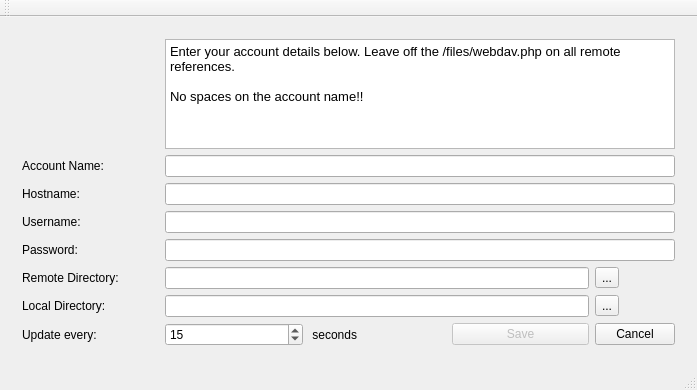
nextcloud/desktop, file SyncWindow.ui: the form before one commit.
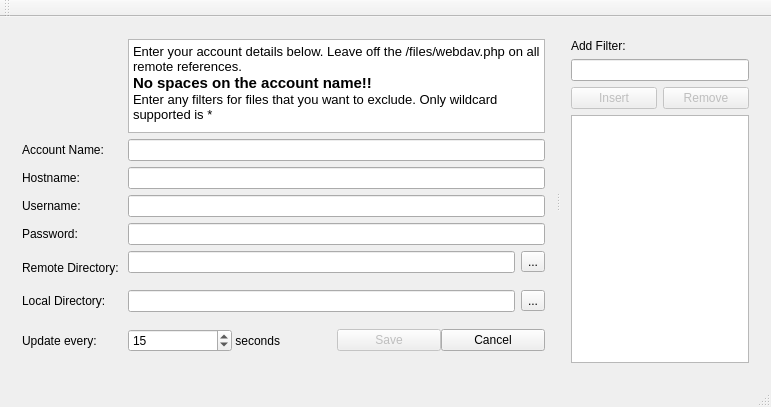
The form after the commit. The open tabs and pages were chosen to show the change. Icons and pictures are not drawn.

Commit message: Implemented file filters. The only wildcard accepted is *.

Diff of the .ui file:
```diff
--- a/SyncWindow.ui
+++ b/SyncWindow.ui
@@ -6,8 +6,8 @@
    <rect>
     <x>0</x>
     <y>0</y>
-    <width>697</width>
-    <height>390</height>
+    <width>771</width>
+    <height>407</height>
    </rect>
   </property>
   <property name="windowTitle">
@@ -17,6 +17,9 @@
    <layout class="QGridLayout" name="gridLayout">
     <item row="0" column="0">
      <widget class="QStackedWidget" name="stackedWidget">
+      <property name="lineWidth">
+       <number>0</number>
+      </property>
       <property name="currentIndex">
        <number>0</number>
       </property>
@@ -169,37 +172,74 @@
       </widget>
       <widget class="QWidget" name="page_3">
        <layout class="QGridLayout" name="gridLayout_4">
-        <item row="6" column="0">
-         <widget class="QLabel" name="label_6">
+        <property name="margin">
+         <number>0</number>
+        </property>
+        <item row="0" column="0">
+         <widget class="QSplitter" name="splitter">
+          <property name="orientation">
+           <enum>Qt::Horizontal</enum>
+          </property>
+          <widget class="QFrame" name="frame">
+           <property name="minimumSize">
+            <size>
+             <width>400</width>
+             <height>0</height>
+            </size>
+           </property>
+           <property name="frameShape">
+            <enum>QFrame::NoFrame</enum>
+           </property>
+           <property name="frameShadow">
+            <enum>QFrame::Plain</enum>
+           </property>
+           <property name="lineWidth">
+            <number>0</number>
+           </property>
+           <layout class="QGridLayout" name="gridLayout_6">
+            <item row="0" column="0">
+             <widget class="QLabel" name="labelImage_2">
           <property name="text">
-           <string>Local Directory: </string>
-          </property>
-         </widget>
-        </item>
-        <item row="5" column="1" colspan="3">
-         <widget class="QLineEdit" name="lineRemoteDir"/>
-        </item>
-        <item row="6" column="4">
-         <widget class="QToolButton" name="buttonSyncDir">
-          <property name="text">
-           <string>...</string>
+               <string/>
+              </property>
+              <property name="pixmap">
+               <pixmap resource="owncloud_sync.qrc">:/images/owncloud.png</pixmap>
+              </property>
+             </widget>
+            </item>
+            <item row="0" column="1">
+             <widget class="QTextBrowser" name="textBrowser_2">
+              <property name="html">
+               <string>&lt;!DOCTYPE HTML PUBLIC &quot;-//W3C//DTD HTML 4.0//EN&quot; &quot;http://www.w3.org/TR/REC-html40/strict.dtd&quot;&gt;
+&lt;html&gt;&lt;head&gt;&lt;meta name=&quot;qrichtext&quot; content=&quot;1&quot; /&gt;&lt;style type=&quot;text/css&quot;&gt;
+p, li { white-space: pre-wrap; }
+&lt;/style&gt;&lt;/head&gt;&lt;body style=&quot; font-family:'Sans Serif'; font-size:10pt; font-weight:400; font-style:normal;&quot;&gt;
+&lt;p style=&quot; margin-top:0px; margin-bottom:0px; margin-left:0px; margin-right:0px; -qt-block-indent:0; text-indent:0px;&quot;&gt;Enter your account details below. Leave off the /files/webdav.php on all remote references.&lt;/p&gt;
+&lt;p style=&quot; margin-top:0px; margin-bottom:0px; margin-left:0px; margin-right:0px; -qt-block-indent:0; text-indent:0px;&quot;&gt;&lt;span style=&quot; font-size:11pt; font-weight:600;&quot;&gt;No spaces on the account name!!&lt;/span&gt;&lt;/p&gt;
+&lt;p style=&quot; margin-top:0px; margin-bottom:0px; margin-left:0px; margin-right:0px; -qt-block-indent:0; text-indent:0px;&quot;&gt;Enter any filters for files that you want to exclude. Only wildcard supported is *&lt;/p&gt;&lt;/body&gt;&lt;/html&gt;</string>
           </property>
          </widget>
         </item>
-        <item row="7" column="2">
-         <widget class="QLabel" name="label_8">
+            <item row="1" column="0">
+             <widget class="QLabel" name="label_10">
           <property name="text">
-           <string> seconds</string>
+               <string>Account Name: </string>
           </property>
          </widget>
         </item>
-        <item row="5" column="4">
-         <widget class="QToolButton" name="buttonRemoteDir">
+            <item row="1" column="1">
+             <widget class="QLineEdit" name="lineName"/>
+            </item>
+            <item row="2" column="0">
+             <widget class="QLabel" name="label_4">
           <property name="text">
-           <string>...</string>
+               <string>Hostname: </string>
           </property>
          </widget>
         </item>
+            <item row="2" column="1">
+             <widget class="QLineEdit" name="lineHost"/>
+            </item>
         <item row="3" column="0">
          <widget class="QLabel" name="label_2">
           <property name="text">
@@ -207,6 +247,27 @@
           </property>
          </widget>
         </item>
+            <item row="3" column="1">
+             <widget class="QLineEdit" name="lineUser">
+              <property name="echoMode">
+               <enum>QLineEdit::Normal</enum>
+              </property>
+             </widget>
+            </item>
+            <item row="4" column="0">
+             <widget class="QLabel" name="label_5">
+              <property name="text">
+               <string>Password: </string>
+              </property>
+             </widget>
+            </item>
+            <item row="4" column="1">
+             <widget class="QLineEdit" name="linePassword">
+              <property name="echoMode">
+               <enum>QLineEdit::PasswordEchoOnEdit</enum>
+              </property>
+             </widget>
+            </item>
         <item row="5" column="0">
          <widget class="QLabel" name="label_11">
           <property name="text">
@@ -214,6 +275,75 @@
           </property>
          </widget>
         </item>
+            <item row="5" column="1">
+             <widget class="QFrame" name="frame_2">
+              <property name="frameShape">
+               <enum>QFrame::NoFrame</enum>
+              </property>
+              <property name="frameShadow">
+               <enum>QFrame::Plain</enum>
+              </property>
+              <property name="lineWidth">
+               <number>0</number>
+              </property>
+              <layout class="QHBoxLayout" name="horizontalLayout_3">
+               <property name="leftMargin">
+                <number>0</number>
+               </property>
+               <property name="topMargin">
+                <number>0</number>
+               </property>
+               <property name="rightMargin">
+                <number>0</number>
+               </property>
+               <item>
+                <widget class="QLineEdit" name="lineRemoteDir"/>
+               </item>
+               <item>
+                <widget class="QToolButton" name="buttonRemoteDir">
+                 <property name="text">
+                  <string>...</string>
+                 </property>
+                </widget>
+               </item>
+              </layout>
+             </widget>
+            </item>
+            <item row="6" column="0">
+             <widget class="QLabel" name="label_6">
+              <property name="text">
+               <string>Local Directory: </string>
+              </property>
+             </widget>
+            </item>
+            <item row="6" column="1">
+             <widget class="QFrame" name="frame_3">
+              <property name="frameShape">
+               <enum>QFrame::NoFrame</enum>
+              </property>
+              <property name="frameShadow">
+               <enum>QFrame::Plain</enum>
+              </property>
+              <property name="lineWidth">
+               <number>0</number>
+              </property>
+              <layout class="QHBoxLayout" name="horizontalLayout_2">
+               <property name="margin">
+                <number>0</number>
+               </property>
+               <item>
+                <widget class="QLineEdit" name="lineLocalDir"/>
+               </item>
+               <item>
+                <widget class="QToolButton" name="buttonSyncDir">
+                 <property name="text">
+                  <string>...</string>
+                 </property>
+                </widget>
+               </item>
+              </layout>
+             </widget>
+            </item>
         <item row="7" column="0">
          <widget class="QLabel" name="label_7">
           <property name="text">
@@ -221,21 +351,42 @@
           </property>
          </widget>
         </item>
-        <item row="1" column="0">
-         <widget class="QLabel" name="label_10">
+            <item row="7" column="1">
+             <widget class="QFrame" name="frame_4">
+              <property name="frameShape">
+               <enum>QFrame::NoFrame</enum>
+              </property>
+              <property name="frameShadow">
+               <enum>QFrame::Plain</enum>
+              </property>
+              <property name="lineWidth">
+               <number>0</number>
+              </property>
+              <layout class="QHBoxLayout" name="horizontalLayout">
+               <property name="spacing">
+                <number>0</number>
+               </property>
+               <property name="leftMargin">
+                <number>0</number>
+               </property>
+               <property name="rightMargin">
+                <number>0</number>
+               </property>
+               <item>
+                <widget class="QSpinBox" name="time">
+                 <property name="value">
+                  <number>15</number>
+                 </property>
+                </widget>
+               </item>
+               <item>
+                <widget class="QLabel" name="label_8">
           <property name="text">
-           <string>Account Name: </string>
+                  <string> seconds</string>
           </property>
          </widget>
         </item>
-        <item row="3" column="1" colspan="4">
-         <widget class="QLineEdit" name="lineUser">
-          <property name="echoMode">
-           <enum>QLineEdit::Normal</enum>
-          </property>
-         </widget>
-        </item>
-        <item row="7" column="3">
+               <item>
          <widget class="QPushButton" name="buttonSave">
           <property name="enabled">
            <bool>false</bool>
@@ -245,71 +396,112 @@
           </property>
          </widget>
         </item>
-        <item row="7" column="4">
+               <item>
          <widget class="QPushButton" name="buttonCancel">
           <property name="text">
            <string>Cancel</string>
           </property>
          </widget>
         </item>
-        <item row="1" column="1" colspan="4">
-         <widget class="QLineEdit" name="lineName"/>
-        </item>
-        <item row="2" column="1" colspan="4">
-         <widget class="QLineEdit" name="lineHost"/>
-        </item>
-        <item row="7" column="1">
-         <widget class="QSpinBox" name="time">
-          <property name="value">
-           <number>15</number>
-          </property>
-         </widget>
-        </item>
-        <item row="4" column="0">
-         <widget class="QLabel" name="label_5">
+              </layout>
+             </widget>
+            </item>
+           </layout>
+           <zorder>frameFilter</zorder>
+           <zorder>labelImage_2</zorder>
+           <zorder>label_10</zorder>
+           <zorder>textBrowser_2</zorder>
+           <zorder>linePassword</zorder>
+           <zorder>lineName</zorder>
+           <zorder>label_11</zorder>
+           <zorder>label_5</zorder>
+           <zorder>label_7</zorder>
+           <zorder>label_4</zorder>
+           <zorder>label_2</zorder>
+           <zorder>lineUser</zorder>
+           <zorder>lineHost</zorder>
+           <zorder>label_6</zorder>
+           <zorder>label_10</zorder>
+           <zorder>labelImage_2</zorder>
+           <zorder>textBrowser_2</zorder>
+           <zorder>linePassword</zorder>
+           <zorder>lineName</zorder>
+           <zorder>label_11</zorder>
+           <zorder>label_5</zorder>
+           <zorder>label_7</zorder>
+           <zorder>label_4</zorder>
+           <zorder>label_2</zorder>
+           <zorder>lineUser</zorder>
+           <zorder>lineHost</zorder>
+           <zorder>label_6</zorder>
+           <zorder>frame_4</zorder>
+           <zorder>frame_2</zorder>
+           <zorder>frame_3</zorder>
+          </widget>
+          <widget class="QFrame" name="frameFilter">
+           <property name="sizePolicy">
+            <sizepolicy hsizetype="MinimumExpanding" vsizetype="Preferred">
+             <horstretch>0</horstretch>
+             <verstretch>0</verstretch>
+            </sizepolicy>
+           </property>
+           <property name="minimumSize">
+            <size>
+             <width>200</width>
+             <height>0</height>
+            </size>
+           </property>
+           <property name="maximumSize">
+            <size>
+             <width>200</width>
+             <height>16777215</height>
+            </size>
+           </property>
+           <property name="frameShape">
+            <enum>QFrame::NoFrame</enum>
+           </property>
+           <property name="frameShadow">
+            <enum>QFrame::Plain</enum>
+           </property>
+           <property name="lineWidth">
+            <number>0</number>
+           </property>
+           <layout class="QGridLayout" name="gridLayout_5">
+            <item row="3" column="0" colspan="2">
+             <widget class="QListView" name="listFilterView"/>
+            </item>
+            <item row="2" column="1">
+             <widget class="QPushButton" name="buttonFilterRemove">
+              <property name="enabled">
+               <bool>false</bool>
+              </property>
+              <property name="text">
+               <string>Remove</string>
+              </property>
+             </widget>
+            </item>
+            <item row="1" column="0" colspan="2">
+             <widget class="QLineEdit" name="lineFilter"/>
+            </item>
+            <item row="0" column="0" colspan="2">
+             <widget class="QLabel" name="label_12">
           <property name="text">
-           <string>Password: </string>
+               <string>Add Filter:</string>
           </property>
          </widget>
         </item>
         <item row="2" column="0">
-         <widget class="QLabel" name="label_4">
-          <property name="text">
-           <string>Hostname: </string>
-          </property>
-         </widget>
-        </item>
-        <item row="6" column="1" colspan="3">
-         <widget class="QLineEdit" name="lineLocalDir"/>
-        </item>
-        <item row="4" column="1" colspan="4">
-         <widget class="QLineEdit" name="linePassword">
-          <property name="echoMode">
-           <enum>QLineEdit::PasswordEchoOnEdit</enum>
-          </property>
-         </widget>
-        </item>
-        <item row="0" column="0">
-         <widget class="QLabel" name="labelImage_2">
+             <widget class="QPushButton" name="buttonFilterInsert">
+              <property name="enabled">
+               <bool>false</bool>
+              </property>
           <property name="text">
-           <string/>
-          </property>
-          <property name="pixmap">
-           <pixmap resource="owncloud_sync.qrc">:/images/owncloud.png</pixmap>
-          </property>
-         </widget>
-        </item>
-        <item row="0" column="1" colspan="4">
-         <widget class="QTextBrowser" name="textBrowser_2">
-          <property name="html">
-           <string>&lt;!DOCTYPE HTML PUBLIC &quot;-//W3C//DTD HTML 4.0//EN&quot; &quot;http://www.w3.org/TR/REC-html40/strict.dtd&quot;&gt;
-&lt;html&gt;&lt;head&gt;&lt;meta name=&quot;qrichtext&quot; content=&quot;1&quot; /&gt;&lt;style type=&quot;text/css&quot;&gt;
-p, li { white-space: pre-wrap; }
-&lt;/style&gt;&lt;/head&gt;&lt;body style=&quot; font-family:'Sans Serif'; font-size:10pt; font-weight:400; font-style:normal;&quot;&gt;
-&lt;p style=&quot; margin-top:0px; margin-bottom:0px; margin-left:0px; margin-right:0px; -qt-block-indent:0; text-indent:0px;&quot;&gt;Enter your account details below. Leave off the /files/webdav.php on all remote references.&lt;/p&gt;
-&lt;p style=&quot;-qt-paragraph-type:empty; margin-top:0px; margin-bottom:0px; margin-left:0px; margin-right:0px; -qt-block-indent:0; text-indent:0px;&quot;&gt;&lt;br /&gt;&lt;/p&gt;
-&lt;p style=&quot; margin-top:0px; margin-bottom:0px; margin-left:0px; margin-right:0px; -qt-block-indent:0; text-indent:0px;&quot;&gt;No spaces on the account name!!&lt;/p&gt;&lt;/body&gt;&lt;/html&gt;</string>
-          </property>
+               <string>Insert</string>
+              </property>
+             </widget>
+            </item>
+           </layout>
+          </widget>
          </widget>
         </item>
        </layout>
```
Left out of the diff: 4 changed lines with no effect on the pictures. Lines whose indentation alone changed are shown as unchanged. The commit also changes 4 other files.
